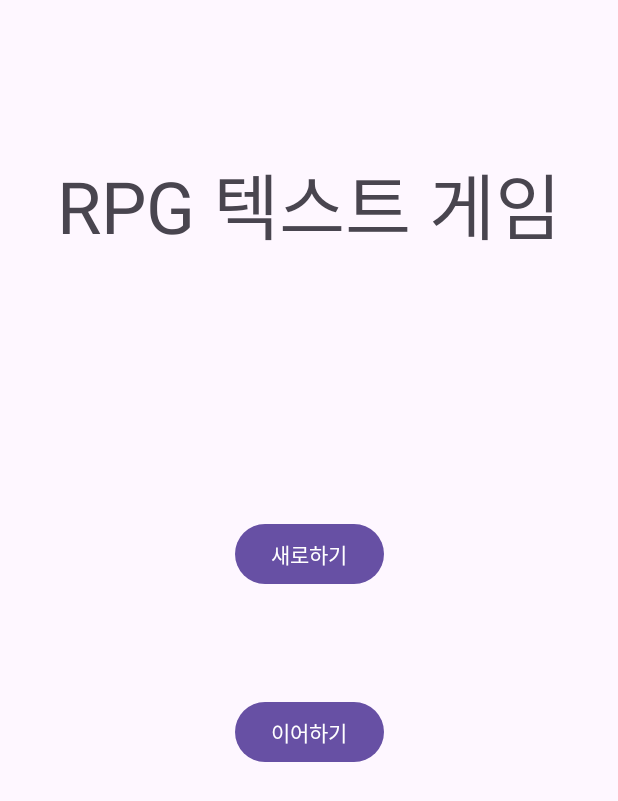
After one commit to junhob782/finalprojectV2, an Android app: the startPlay screen opened directly, with no data from a screen before it, on a phone screen of 412 x 824 dp. The commit adds this screen. Shown: the top 801 px of the screen. Run offline under Robolectric (Android 15) with nearby library versions, the phone set to English and light mode, and no system bars.

Commit message:
게임화면 크기 조정, 게임 시작화면 생성 오류 나서 좀있다 고칠거임, json 파일 스테이지, 세이브 파일 생성, 자바 쪽에 게임메니지랑 로더는 세이브 파일 코드인데 오류나는듯 메인 액티비티도 세이브 관련 코드 오류?

```diff
--- /dev/null
+++ b/app/src/main/java/com/cookandroid/finalprojectv2/startPlay.java
@@ -0,0 +1,77 @@
+package com.cookandroid.finalprojectv2;
+
+import android.content.Intent;
+import android.os.Bundle;
+import android.view.View;
+import android.widget.Button;
+import android.widget.Toast;
+
+import androidx.appcompat.app.AppCompatActivity;
+
+import org.json.JSONObject;
+
+public class startPlay extends AppCompatActivity {
+
+    private GameManager gameManager;  // 게임 진행 관리
+
+    @Override
+    protected void onCreate(Bundle savedInstanceState) {
+        super.onCreate(savedInstanceState);
+        setContentView(R.layout.activity_start_play);  // activity_start_play.xml
+
+        gameManager = new GameManager(this);  // GameManager 초기화
+
+        // "새로하기" 버튼 클릭 리스너
+        Button btnStart = findViewById(R.id.btn_Start);
+        btnStart.setOnClickListener(view -> startNewGame());
+
+        // "이어하기" 버튼 클릭 리스너
+        Button btnLoad = findViewById(R.id.btn_Load);
+        btnLoad.setOnClickListener(view -> loadGameProgress());
+    }
+
+    // 새로 게임 시작
+    private void startNewGame() {
+        // 게임 상태 초기화
+        JSONObject initialSaveData = new JSONObject();
+        try {
+            initialSaveData.put("currentStage", 1);  // 처음에는 스테이지 1
+            initialSaveData.put("player", new JSONObject());
+            initialSaveData.put("progress", new JSONObject());
+
+            // 새로 게임 시작 시, 템플릿과 함께 초기화된 세이브 데이터 저장
+            gameManager.saveGameProgress(initialSaveData);
+
+            // MainActivity로 이동
+            Intent intent = new Intent(startPlay.this, MainActivity.class);
+            startActivity(intent);
+            finish();  // 현재 액티비티 종료
+
+        } catch (Exception e) {
+            e.printStackTrace();
+            Toast.makeText(this, "새 게임 시작 중 오류 발생", Toast.LENGTH_SHORT).show();
+        }
+    }
+
+    // 저장된 게임 진행 상태 로드
+    private void loadGameProgress() {
+        // 저장된 세이브 파일 로드
+        JSONObject savedData = gameManager.loadSaveData();
+        if (savedData != null) {
+            try {
+                int currentStage = savedData.getInt("currentStage");
+                // 저장된 데이터에 따라 게임을 이어서 시작
+                Intent intent = new Intent(startPlay.this, MainActivity.class);
+                intent.putExtra("currentStage", currentStage);  // 현재 스테이지 전달
+                startActivity(intent);
+                finish();  // 현재 액티비티 종료
+
+            } catch (Exception e) {
+                e.printStackTrace();
+                Toast.makeText(this, "세이브 파일 로드 실패", Toast.LENGTH_SHORT).show();
+            }
+        } else {
+            Toast.makeText(this, "세이브된 게임이 없습니다.", Toast.LENGTH_SHORT).show();
+        }
+    }
+}
--- a/app/src/main/res/layout/activity_main.xml
+++ b/app/src/main/res/layout/activity_main.xml
@@ -11,7 +11,7 @@
         android:id="@+id/recGpt"
         android:layout_width="match_parent"
         android:layout_height="0dp"
-        android:layout_weight="1"
+        android:layout_weight="15"
         android:padding="8dp"
         android:scrollbars="vertical" />
 
@@ -19,6 +19,7 @@
     <LinearLayout
         android:layout_width="match_parent"
         android:layout_height="wrap_content"
+        android:layout_weight="1"
         android:orientation="horizontal"
         android:padding="8dp">
 
@@ -26,7 +27,7 @@
         <EditText
             android:id="@+id/edtInput"
             android:layout_width="0dp"
-            android:layout_height="wrap_content"
+            android:layout_height="65dp"
             android:layout_weight="1"
             android:hint="메시지를 입력하세요"
             android:padding="8dp" />
--- /dev/null
+++ b/app/src/main/res/layout/activity_start_play.xml
@@ -0,0 +1,43 @@
+<?xml version="1.0" encoding="utf-8"?>
+<androidx.constraintlayout.widget.ConstraintLayout xmlns:android="http://schemas.android.com/apk/res/android"
+    xmlns:app="http://schemas.android.com/apk/res-auto"
+    xmlns:tools="http://schemas.android.com/tools"
+    android:id="@+id/main"
+    android:layout_width="match_parent"
+    android:layout_height="match_parent"
+    tools:context=".startPlay">
+
+    <Button
+        android:id="@+id/btn_Start"
+        android:layout_width="wrap_content"
+        android:layout_height="wrap_content"
+        android:text="새로하기"
+        app:layout_constraintBottom_toBottomOf="parent"
+        app:layout_constraintEnd_toEndOf="parent"
+        app:layout_constraintStart_toStartOf="parent"
+        app:layout_constraintTop_toTopOf="parent"
+        app:layout_constraintVertical_bias="0.445" />
+
+    <Button
+        android:id="@+id/btn_Load"
+        android:layout_width="wrap_content"
+        android:layout_height="wrap_content"
+        android:text="이어하기"
+        app:layout_constraintBottom_toBottomOf="parent"
+        app:layout_constraintEnd_toEndOf="parent"
+        app:layout_constraintStart_toStartOf="parent"
+        app:layout_constraintTop_toBottomOf="@+id/btn_Start"
+        app:layout_constraintVertical_bias="0.184" />
+
+    <TextView
+        android:id="@+id/textView"
+        android:layout_width="wrap_content"
+        android:layout_height="wrap_content"
+        android:text="RPG 텍스트 게임"
+        android:textSize="48sp"
+        app:layout_constraintBottom_toBottomOf="parent"
+        app:layout_constraintEnd_toEndOf="parent"
+        app:layout_constraintStart_toStartOf="parent"
+        app:layout_constraintTop_toTopOf="parent"
+        app:layout_constraintVertical_bias="0.133" />
+</androidx.constraintlayout.widget.ConstraintLayout>
```
Also changed, not shown: app/src/main/AndroidManifest.xml (+12 -3 lines), app/src/main/assets/Game_template.json (added, +64 -0 lines), app/src/main/assets/save_data.json (added, +21 -0 lines), app/src/main/java/com/cookandroid/finalprojectv2/GameManager.java (added, +88 -0 lines), app/src/main/java/com/cookandroid/finalprojectv2/JsonLoader.java (added, +32 -0 lines), app/src/main/java/com/cookandroid/finalprojectv2/MainActivity.java (+131 -60 lines).
